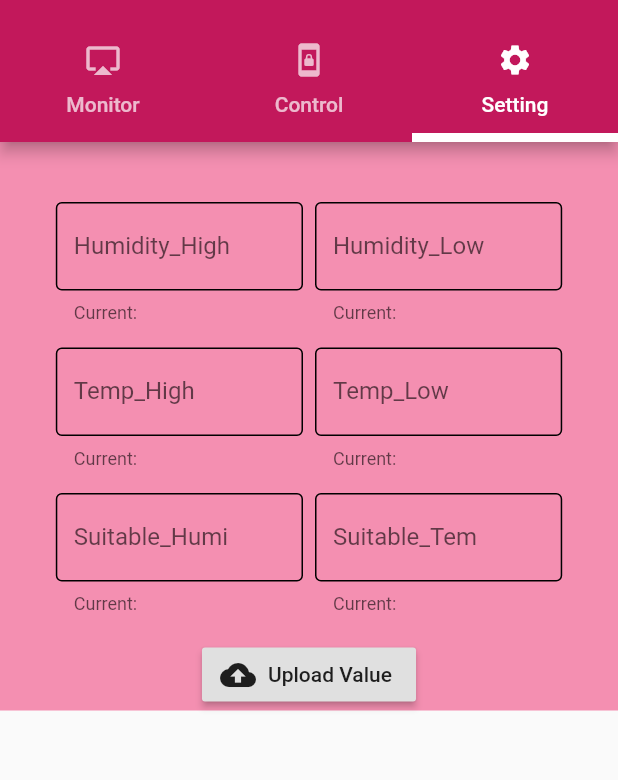
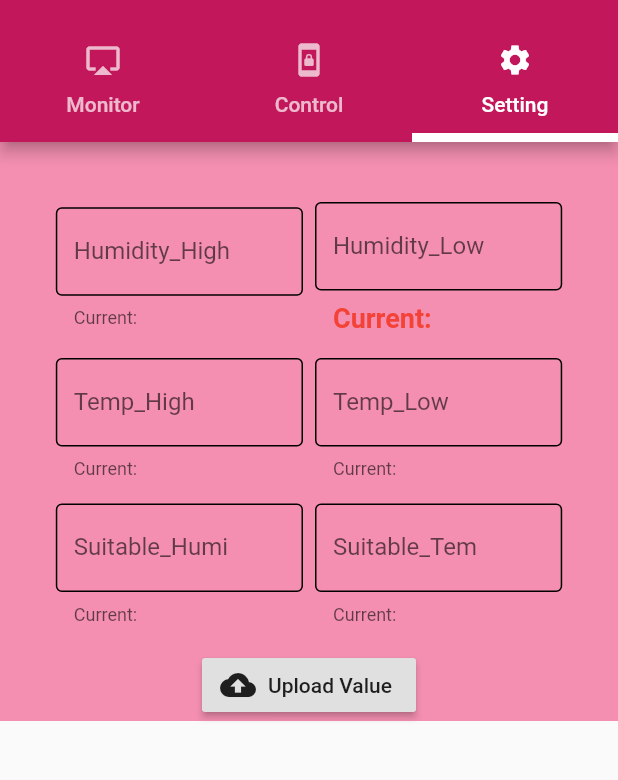
Before and after one commit to SupawadeeMakon/PiwMushRoom, a Flutter app: the MyService screen opened directly, tab 3 chosen, on a phone screen of 412 x 824 dp, the part 59-839 px from its top. Run offline on Flutter 3.47's test engine with Material 2 defaults, Android fonts, the light colour scheme and no system bars; our stand-ins replace firebase_auth, firebase_database; accounts and stored records are empty.

Commit message:
Finish 14 Nov

```diff
--- a/lib/screens/my_service.dart
+++ b/lib/screens/my_service.dart
@@ -12,6 +12,7 @@
 class _MyServiceState extends State<MyService> {
   //Field
   final scaffoldKey = GlobalKey<ScaffoldState>();
+  String login = '...';
 
   //Method
 
@@ -25,7 +26,41 @@
   }
 
   Widget showDrawer() {
-    return Drawer();
+    return Drawer(
+      child: ListView(
+        children: <Widget>[showHead()],
+      ),
+    );
+  }
+
+  Widget showHead() {
+    return DrawerHeader(
+      decoration: BoxDecoration(
+          image: DecorationImage(
+              image: AssetImage('images/wall.jpg'), fit: BoxFit.cover)),
+      child: Column(
+        children: <Widget>[
+          showLogo(),
+          showAppName(),
+          showLogin(),
+        ],
+      ),
+    );
+  }
+
+  Widget showLogo() {
+    return Container(
+      height: 80.0,
+      child: Image.asset('images/logo.png'),
+    );
+  }
+
+  Widget showAppName() {
+    return Text('Piw MushRoom');
+  }
+
+  Widget showLogin() {
+    return Text('Login by $login');
   }
 
   Widget tabsMonitor() {
--- a/lib/widget/setting.dart
+++ b/lib/widget/setting.dart
@@ -1,6 +1,7 @@
 import 'package:firebase_database/firebase_database.dart';
 import 'package:flutter/material.dart';
 import 'package:piwmushoom/models/iot_mode.dart';
+import 'package:piwmushoom/utility/my_style.dart';
 
 class Setting extends StatefulWidget {
   @override
@@ -69,7 +70,7 @@
         initialValue: humLow,
         keyboardType: TextInputType.number, //บังคับให้กรอกแต่ตัวเลข
         decoration: InputDecoration(
-            helperText: 'Current: $humLow',
+            helperText: 'Current: $humLow',helperStyle: MyStyle().red18,
             enabledBorder: OutlineInputBorder(borderSide: BorderSide()),
             labelText: 'Humidity_Low'),
         onSaved: (String value) {
@@ -156,6 +157,7 @@
       ),
     );
   }
+
 
   Widget uploadValue() {
     return RaisedButton.icon(
```
